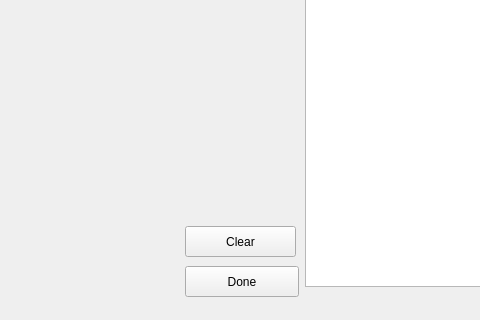
Old version of the form IACMessage/mainwindow.ui in the repository easyfordev/ref2; both pictures show x 165 to 645 and y 274 to 594 of the 881 by 594 pixel window.
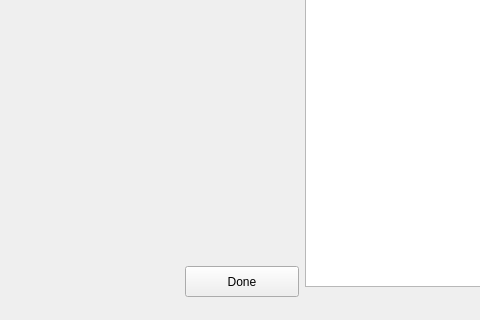
New version of the form.

Patch:
```diff
--- a/IACMessage/mainwindow.ui
+++ b/IACMessage/mainwindow.ui
@@ -265,19 +265,6 @@
      <string>Key name                        Data type</string>
     </property>
    </widget>
-   <widget class="QPushButton" name="pushButton_3">
-    <property name="geometry">
-     <rect>
-      <x>350</x>
-      <y>500</y>
-      <width>111</width>
-      <height>31</height>
-     </rect>
-    </property>
-    <property name="text">
-     <string>Clear</string>
-    </property>
-   </widget>
   </widget>
   <widget class="QStatusBar" name="statusBar"/>
  </widget>
```
